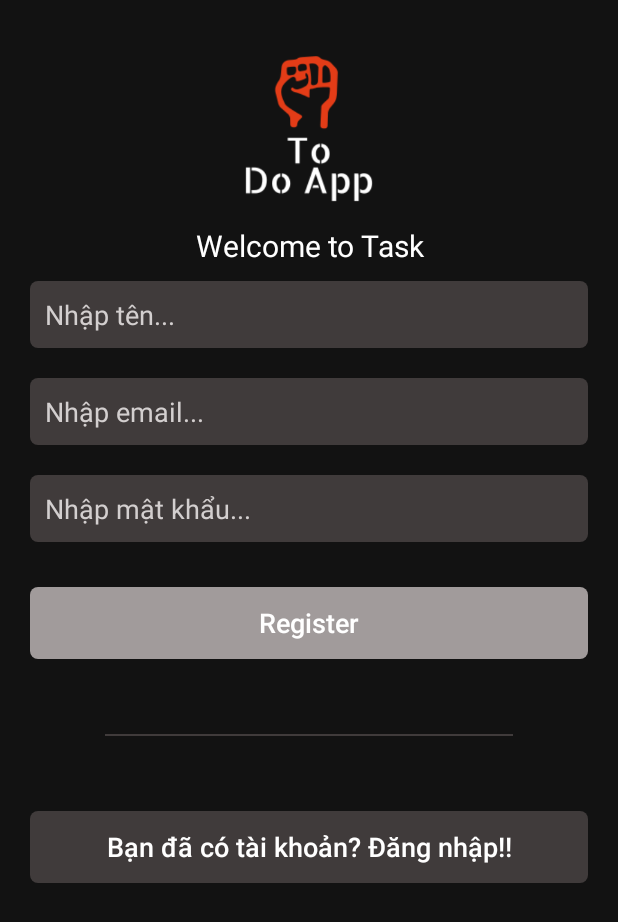
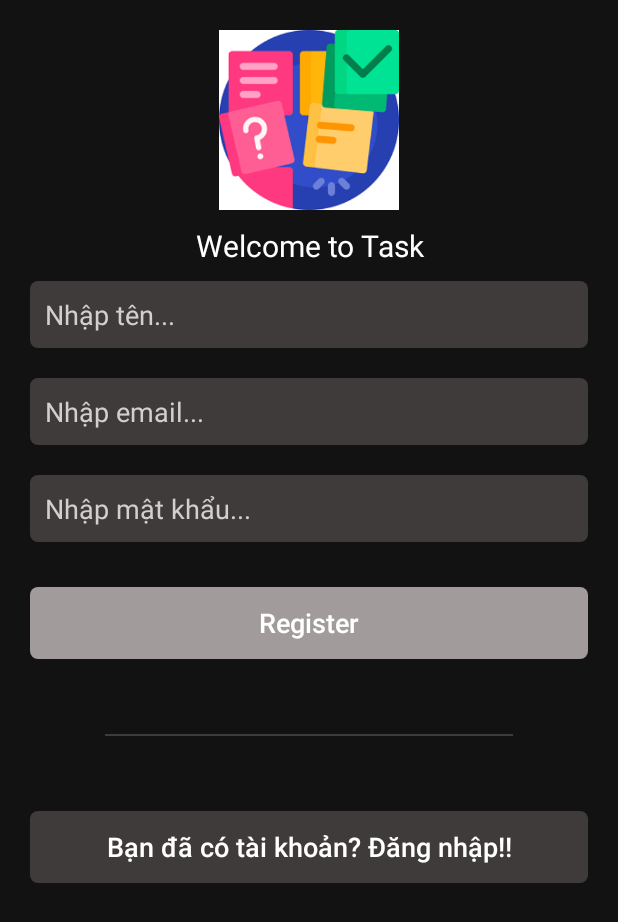
Before and after one commit to huynhit24/Task, an Android app: the RegisterActivity screen opened directly, with no data from a screen before it, on a phone screen of 412 x 824 dp. Shown: the top 922 px of the screen. Run offline under Robolectric (Android 15) with nearby library versions, the phone set to English and light mode, and no system bars; our stand-ins replace Volley.

Commit message:
add new logo

```diff
--- a/app/src/main/res/layout/activity_login.xml
+++ b/app/src/main/res/layout/activity_login.xml
@@ -13,7 +13,7 @@
         <ImageView
             android:layout_width="120dp"
             android:layout_height="120dp"
-            android:src="@drawable/logo_white"
+            android:src="@drawable/logo_task"
             android:layout_gravity="center_horizontal"
             android:layout_marginTop="20dp"
             />
--- a/app/src/main/res/layout/activity_register.xml
+++ b/app/src/main/res/layout/activity_register.xml
@@ -13,7 +13,7 @@
         <ImageView
             android:layout_width="120dp"
             android:layout_height="120dp"
-            android:src="@drawable/logo_white"
+            android:src="@drawable/logo_task"
             android:layout_gravity="center_horizontal"
             android:layout_marginTop="20dp"
             />
--- a/app/src/main/res/layout/activity_splash.xml
+++ b/app/src/main/res/layout/activity_splash.xml
@@ -18,7 +18,7 @@
         <ImageView
             android:layout_width="100dp"
             android:layout_height="100dp"
-            android:src="@drawable/logo"
+            android:src="@drawable/logo_task"
             />
 
     </androidx.cardview.widget.CardView>
```
Also changed, not shown: app/src/main/res/drawable/logo_task.png (added).
